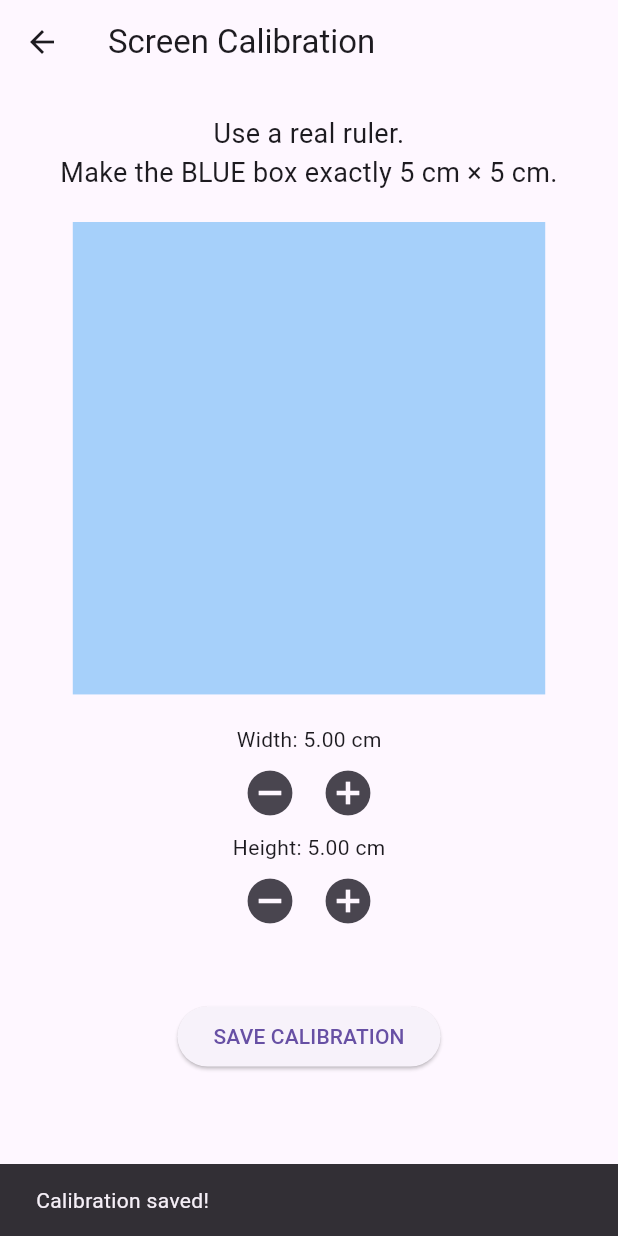
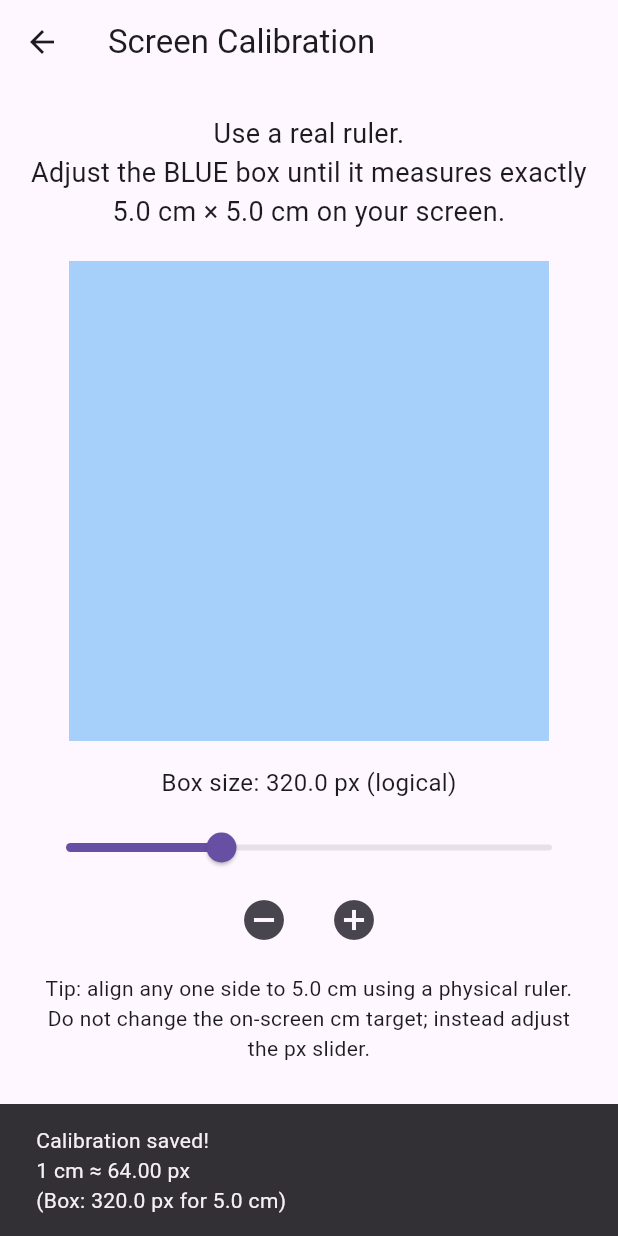
Before and after one commit to ravi1997/visual_acuity_for_surveys, a Flutter app: the CalibrationScreen screen opened by its route, after a tap on the "remove circle" icon, after a tap on the "add circle" icon, after a tap on "SAVE CALIBRATION", on a phone screen of 412 x 824 dp. Run offline on Flutter 3.47's test engine with Material 3 defaults, Android fonts, the phone set to English and light mode, and no system bars; our stand-ins replace flutter_svg, logger, lottie, shared_preferences; missing offline and left inert: ambient_light, excel, screen_brightness, splash_view, torch_light; accounts and stored records are empty.

Commit message:
feat(calibration): improve calibration accuracy and logging with DPR-aware calculations

```diff
--- a/lib/screens/calibraion_screen.dart
+++ b/lib/screens/calibraion_screen.dart
@@ -1,6 +1,6 @@
 import 'package:flutter/material.dart';
 import 'package:shared_preferences/shared_preferences.dart';
-import 'package:visual_acuity_for_surveys/utils/helpers.dart';
+import 'package:visual_acuity_for_surveys/Logger/logger.dart';
 
 class CalibrationScreen extends StatefulWidget {
   const CalibrationScreen({super.key});
@@ -10,11 +10,12 @@ class CalibrationScreen extends StatefulWidget {
 }
 
 class _CalibrationScreenState extends State<CalibrationScreen> {
-  // Display adjustment values in CM (user adjusts cm values)
-  double widthCm = 5.0;
-  double heightCm = 5.0;
+  static const double _targetCm = 5.0;
 
-  // Final saved calibration factor
+  // Logical px of the blue square the user adjusts with a ruler.
+  double _boxPx = 320.0;
+
+  // Final saved calibration factor (logical px per cm).
   double? pxPerCm;
 
   bool loading = true;
@@ -27,22 +28,58 @@ class _CalibrationScreenState extends State<CalibrationScreen> {
 
   Future<void> _loadCalibration() async {
     final prefs = await SharedPreferences.getInstance();
-    pxPerCm = prefs.getDouble('pxPerCm');
-    setState(() => loading = false);
+    final saved = prefs.getDouble('pxPerCm');
+
+    setState(() {
+      pxPerCm = saved;
+      // If we already calibrated, pre-fill the box to that physical size.
+      if (saved != null) {
+        _boxPx = saved * _targetCm;
+      }
+      loading = false;
+    });
   }
 
-  Future<void> _saveCalibration(double boxWidthPx) async {
+  Future<void> _saveCalibration() async {
     final prefs = await SharedPreferences.getInstance();
 
-    /// 🔥 Core formula
-    /// px per cm = displayed pixels / actual physical cm
-    final factor = boxWidthPx / widthCm;
+    // Clean up any legacy calibration keys that might interfere.
+    const deprecatedKeys = <String>[
+      'calibrationWidthCm',
+      'calibrationHeightCm',
+      'calibrationWidthPx',
+      'calibrationHeightPx',
+    ];
+    for (final key in deprecatedKeys) {
+      if (prefs.containsKey(key)) {
+        await prefs.remove(key);
+      }
+    }
 
-    await prefs.setDouble('pxPerCm', factor);
+    /// Core formula:
+    /// pxPerCm = logical pixels on screen / physical cm measured with a ruler.
+    /// The user makes the square exactly _targetCm wide on their device.
+    final pxPerCm = _boxPx / _targetCm;
 
-    ScaffoldMessenger.of(
-      context,
-    ).showSnackBar(const SnackBar(content: Text("Calibration saved!")));
+    await prefs.setDouble('pxPerCm', pxPerCm);
+
+    setState(() {
+      this.pxPerCm = pxPerCm;
+    });
+
+    logger.i(
+      '✅ Calibration SAVED: $_boxPx px (measured) / $_targetCm cm (target) = $pxPerCm px/cm',
+    );
+
+    ScaffoldMessenger.of(context).showSnackBar(
+      SnackBar(
+        content: Text(
+          'Calibration saved!\n'
+          '1 cm ≈ ${pxPerCm.toStringAsFixed(2)} px\n'
+          '(Box: ${_boxPx.toStringAsFixed(1)} px for $_targetCm cm)',
+        ),
+      ),
+    );
   }
 
   @override
@@ -58,104 +95,87 @@ class _CalibrationScreenState extends State<CalibrationScreen> {
         child: SingleChildScrollView(
           child: Column(
             children: [
-              const Text(
-                "Use a real ruler.\nMake the BLUE box exactly 5 cm × 5 cm.",
-                style: TextStyle(fontSize: 18),
+              Text(
+                "Use a real ruler.\nAdjust the BLUE box until it measures exactly $_targetCm cm × $_targetCm cm on your screen.",
+                style: const TextStyle(fontSize: 18),
                 textAlign: TextAlign.center,
               ),
 
               const SizedBox(height: 20),
 
               // ---------------------- BLUE BOX ----------------------
-              FutureBuilder<double>(
-                future: cmToPx(context, widthCm),
-                builder: (context, snapshotW) {
-                  return FutureBuilder<double>(
-                    future: cmToPx(context, heightCm),
-                    builder: (context, snapshotH) {
-                      if (!snapshotW.hasData || !snapshotH.hasData) {
-                        return const SizedBox(
-                          width: 100,
-                          height: 100,
-                          child: Center(child: CircularProgressIndicator()),
-                        );
-                      }
-
-                      final boxWidthPx = snapshotW.data!;
-                      final boxHeightPx = snapshotH.data!;
-
-                      return Column(
+              Column(
                 children: [
                   Container(
-                            width: boxWidthPx,
-                            height: boxHeightPx,
+                    width: _boxPx,
+                    height: _boxPx,
                     color: Colors.blue.withOpacity(0.4),
                   ),
 
-                          const SizedBox(height: 20),
-
-                          // ---------------- WIDTH CONTROL ----------------
-                          Text("Width: ${widthCm.toStringAsFixed(2)} cm"),
+                  const SizedBox(height: 16),
+                  Text(
+                    'Box size: ${_boxPx.toStringAsFixed(1)} px (logical)',
+                    style: const TextStyle(fontSize: 16),
+                  ),
+                  const SizedBox(height: 8),
+                  Slider(
+                    min: 50,
+                    max: 900,
+                    divisions: 850,
+                    value: _boxPx.clamp(50, 900),
+                    label: '${_boxPx.toStringAsFixed(0)} px',
+                    onChanged: (value) {
+                      setState(() {
+                        _boxPx = value;
+                      });
+                    },
+                  ),
                   Row(
                     mainAxisAlignment: MainAxisAlignment.center,
                     children: [
                       IconButton(
+                        onPressed: () {
+                          setState(() {
+                            _boxPx = (_boxPx - 2).clamp(50, 900);
+                          });
+                        },
                         icon: const Icon(Icons.remove_circle),
-                                iconSize: 36,
-                                onPressed: () => setState(() {
-                                  widthCm = (widthCm - 0.1).clamp(1.0, 20.0);
-                                }),
+                        iconSize: 32,
                       ),
+                      const SizedBox(width: 12),
                       IconButton(
+                        onPressed: () {
+                          setState(() {
+                            _boxPx = (_boxPx + 2).clamp(50, 900);
+                          });
+                        },
                         icon: const Icon(Icons.add_circle),
-                                iconSize: 36,
-                                onPressed: () => setState(() {
-                                  widthCm = (widthCm + 0.1).clamp(1.0, 20.0);
-                                }),
+                        iconSize: 32,
                       ),
                     ],
                   ),
 
-                          // ---------------- HEIGHT CONTROL ----------------
-                          Text("Height: ${heightCm.toStringAsFixed(2)} cm"),
-                          Row(
-                            mainAxisAlignment: MainAxisAlignment.center,
-                            children: [
-                              IconButton(
-                                icon: const Icon(Icons.remove_circle),
-                                iconSize: 36,
-                                onPressed: () => setState(() {
-                                  heightCm = (heightCm - 0.1).clamp(1.0, 20.0);
-                                }),
+                  const SizedBox(height: 12),
+                  Text(
+                    'Tip: align any one side to $_targetCm cm using a physical ruler. '
+                    'Do not change the on-screen cm target; instead adjust the px slider.',
+                    textAlign: TextAlign.center,
                   ),
-                              IconButton(
-                                icon: const Icon(Icons.add_circle),
-                                iconSize: 36,
-                                onPressed: () => setState(() {
-                                  heightCm = (heightCm + 0.1).clamp(1.0, 20.0);
-                                }),
+
+                  const SizedBox(height: 24),
+
+                  ElevatedButton(
+                    onPressed: _saveCalibration,
+                    child: const Text("SAVE CALIBRATION"),
                   ),
                 ],
               ),
 
               const SizedBox(height: 40),
 
-                          ElevatedButton(
-                            onPressed: () => _saveCalibration(boxWidthPx),
-                            child: const Text("SAVE CALIBRATION"),
-                          ),
-                        ],
-                      );
-                    },
-                  );
-                },
-              ),
-
-              const SizedBox(height: 40),
-
               if (pxPerCm != null)
                 Text(
-                  "Current Calibration:\n1 cm ≈ ${pxPerCm!.toStringAsFixed(1)} px",
+                  "Current Calibration:\n1 cm ≈ ${pxPerCm!.toStringAsFixed(2)} px",
                   style: const TextStyle(fontSize: 18),
                   textAlign: TextAlign.center,
                 ),
--- a/lib/screens/tests/e_optotest.dart
+++ b/lib/screens/tests/e_optotest.dart
@@ -677,6 +677,10 @@ class _TestScreenState extends State<TestScreen> {
         }
 
         final size = snapshot.data!;
+        logger.i(
+          '📐 SVG will render: ${size.width.toStringAsFixed(2)} x ${size.height.toStringAsFixed(2)} px '
+          '(from $levelSizeCm cm)',
+        );
 
         return Scaffold(
           backgroundColor: const Color(0xFFFFFEF5),
--- a/lib/utils/helpers.dart
+++ b/lib/utils/helpers.dart
@@ -4,8 +4,6 @@ import 'package:ambient_light/ambient_light.dart';
 import 'package:flutter/material.dart';
 import 'package:screen_brightness/screen_brightness.dart';
 import 'package:shared_preferences/shared_preferences.dart';
-
-import 'package:device_info_sdk/device_info_sdk.dart';
 
 import '../Logger/logger.dart';
 
@@ -55,28 +53,30 @@ Future<void> setBrightnessTo90() async {
 }
 
 /// Convert centimeters to logical pixels based on calibration if available.
-/// If not calibrated, uses device DPI estimation.
+/// Requires calibration to be saved first via CalibrationScreen.
+/// If not calibrated, uses baseline estimate (160 logical DPI).
 Future<double> cmToPx(BuildContext context, double cm) async {
   final prefs = await SharedPreferences.getInstance();
 
   // 1️⃣ Use saved calibration if exists
   final pxPerCm = prefs.getDouble('pxPerCm');
   if (pxPerCm != null) {
+    logger.i(
+      'cmToPx: $cm cm × $pxPerCm px/cm = ${(cm * pxPerCm).toStringAsFixed(2)} px',
+    );
     return cm * pxPerCm;
   }
 
-  // 2️⃣ Fallback: estimate using device DPI
-  final mq = MediaQuery.of(context);
-  final dpr = mq.devicePixelRatio;
+  // 2️⃣ Fallback: estimate using baseline logical DPI
+  // Flutter's standard logical DPI is 160 (device-independent)
+  const baselineLogicalDpi = 160.0;
+  final logicalPxPerCm = (baselineLogicalDpi / 2.54);
 
-  // Approx baseline DPI = logical 160 dpi * physical scaling
-  final dpi = dpr * 160.0;
-
-  // Convert DPI -> px per cm  (1 inch = 2.54 cm)
-  final pxPerCmEstimate = dpi / 2.54;
-
-  // Logical px (Flutter units)
-  final logicalPxPerCm = pxPerCmEstimate / dpr;
+  logger.w(
+    'cmToPx: No calibration found. Using baseline estimate: '
+    '$cm cm × $logicalPxPerCm px/cm = ${(cm * logicalPxPerCm).toStringAsFixed(2)} px. '
+    'Please run calibration for accuracy.',
+  );
 
   return cm * logicalPxPerCm;
 }
@@ -87,13 +87,38 @@ Future<Size> getCalibratedSvgSize(
   double heightCm,
 ) async {
   final prefs = await SharedPreferences.getInstance();
-  final pxPerCm = prefs.getDouble('pxPerCm')!;
+  final pxPerCm = prefs.getDouble('pxPerCm');
+
+  // Get device DPI for diagnostic logging
+  final mq = MediaQuery.of(context);
+  final dpr = mq.devicePixelRatio;
+
+  if (pxPerCm == null) {
+    logger.w(
+      'getCalibratedSvgSize: No calibration found. '
+      'Using baseline estimate. Please run calibration.',
+    );
+    // Fallback to baseline estimate
+    const baselineLogicalDpi = 160.0;
+    final logicalPxPerCm = (baselineLogicalDpi / 2.54);
+    final width = widthCm * logicalPxPerCm;
+    final height = heightCm * logicalPxPerCm;
+
+    logger.i(
+      'Calibrated SVG Size (fallback): '
+      '${width.toStringAsFixed(2)} x ${height.toStringAsFixed(2)} px | DPR=$dpr',
+    );
+
+    return Size(width, height);
+  }
 
   final width = widthCm * pxPerCm;
   final height = heightCm * pxPerCm;
 
   logger.i(
-    "Calibrated SVG Size: ${width.toStringAsFixed(2)} x ${height.toStringAsFixed(2)} px",
+    'Calibrated SVG Size (using $pxPerCm px/cm): '
+    '${width.toStringAsFixed(2)} x ${height.toStringAsFixed(2)} px | '
+    'Input: ${widthCm}cm x ${heightCm}cm | DPR=$dpr',
   );
 
   return Size(width, height);
```
Lines whose indentation alone changed are shown as unchanged.
